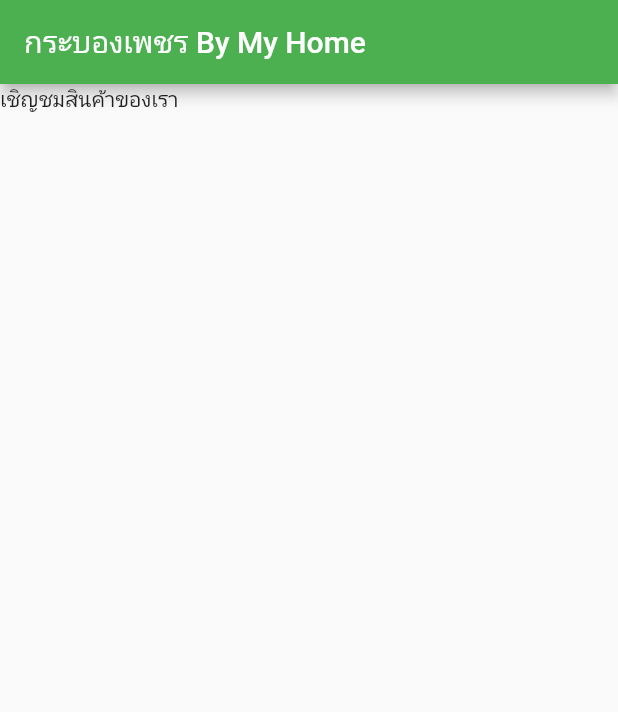
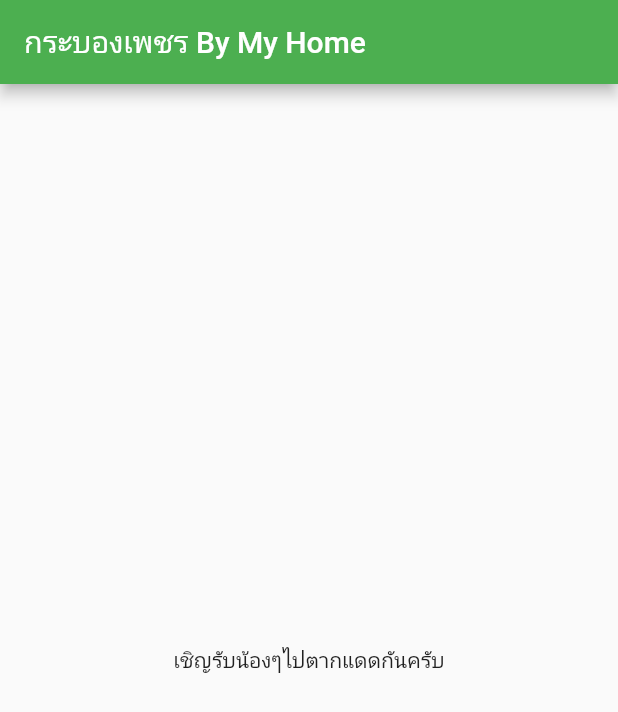
Before and after one commit to Somkairt/ProjectF, a Flutter app: the screen it shows after launch, on a phone screen of 412 x 824 dp. Shown: the top 712 px of the screen. Run offline on Flutter 3.47's test engine with Material 2 defaults, Android fonts, the phone set to English and light mode, and no system bars.

Commit message:
body center

```diff
--- a/lib/main.dart
+++ b/lib/main.dart
@@ -15,7 +15,9 @@ class MyApp extends StatelessWidget {
           appBar: AppBar(
             title: Text("กระบองเพชร By My Home"),
           ),
-          body: Text("เชิญชมสินค้าของเรา"),
+          body: Center(
+            child: Text("เชิญรับน้องๆไปตากแดดกันครับ"),
+          ),
         ),
         theme: ThemeData(primarySwatch: Colors.green) //เปลี่ยนสี
         );
```
